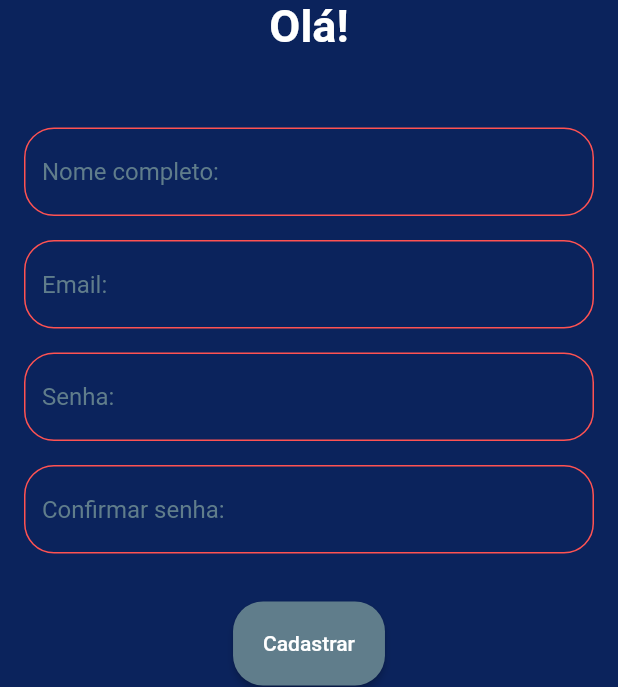
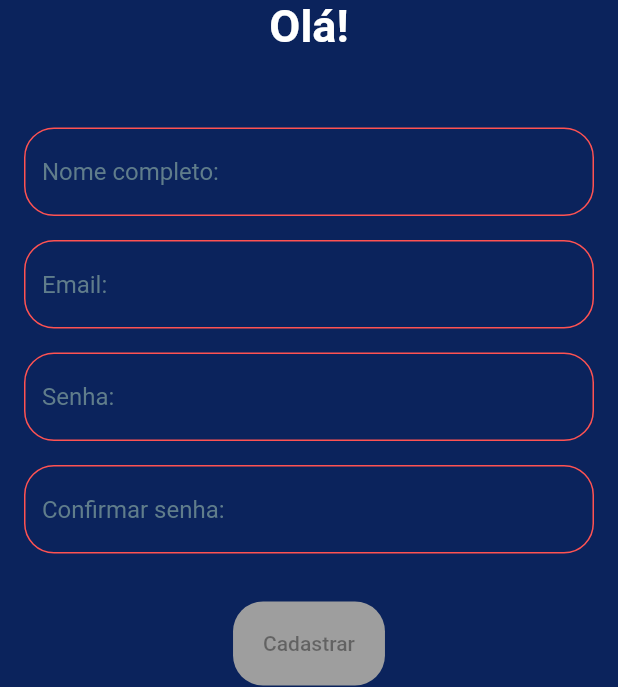
Before and after one commit to henriqquue/FitQuest, a Flutter app: the screen it shows after launch, after a tap on "Não possui cadastro? Clique aqui", on a phone screen of 412 x 824 dp, the part 549-1236 px from its top. Run offline on Flutter 3.47's test engine with Material 2 defaults, Android fonts, the light colour scheme and no system bars; our stand-ins replace flutter_svg.

Commit message:
Adição de validação aos campos de cadastro e pequena correção na tela de login

```diff
--- a/lib/pages/Cadastro.dart
+++ b/lib/pages/Cadastro.dart
@@ -7,10 +7,46 @@ class Cadastro extends StatefulWidget {
   const Cadastro({super.key});
 
   @override
-  State<Cadastro> createState() => _Cadastro();
+  State<Cadastro> createState() => _CadastroState();
 }
 
-class _Cadastro extends State<Cadastro> {
+class _CadastroState extends State<Cadastro> {
+  final TextEditingController _emailController = TextEditingController();
+  final TextEditingController _passwordController = TextEditingController();
+  final TextEditingController _passwordController2 = TextEditingController();
+
+  bool isButtonEnabled = false ;
+
+  @override
+  void initState() {
+    super.initState();
+    _emailController.addListener(_updateButtonState);
+    _passwordController.addListener(_updateButtonState);
+    _passwordController2.addListener(_updateButtonState);
+  }
+
+  void _updateButtonState() {
+    final email = _emailController.text;
+    final password = _passwordController.text;
+    final password2 = _passwordController2.text;
+
+    setState(() {
+      isButtonEnabled = email.contains("@gmail.com") |
+      email.contains("@rede.ulbra.br") |
+      email.contains("@outlook.com") |
+      email.contains("@yahoo.com.brA") && password.length >= 8
+          && password == password2;
+    });
+  }
+
+    void _login() {
+
+      if (isButtonEnabled) {
+        Navigator.pushNamed(context, '/home');
+      }
+
+    }
+
     @override
     Widget build(BuildContext context) {
       return MaterialApp(
@@ -54,6 +90,7 @@ class _Cadastro extends State<Cadastro> {
               SizedBox(height: 16),
               TextFormField(
                 style: TextStyle(color: Colors.white),
+                controller: _emailController,
                 decoration: InputDecoration(
                   hintText: "Email:",
                   hintStyle: TextStyle(color: Colors.blueGrey),
@@ -76,6 +113,7 @@ class _Cadastro extends State<Cadastro> {
               TextFormField(
                 style: TextStyle(color: Colors.white),
                 obscureText: true,
+                controller: _passwordController,
                 decoration: InputDecoration(
                   hintText: "Senha:",
                   hintStyle: TextStyle(color: Colors.blueGrey),
@@ -98,6 +136,7 @@ class _Cadastro extends State<Cadastro> {
               TextFormField(
                 style: TextStyle(color: Colors.white),
                 obscureText: true,
+                controller: _passwordController2,
                 decoration: InputDecoration(
                   hintText: "Confirmar senha:",
                   hintStyle: TextStyle(color: Colors.blueGrey),
@@ -119,10 +158,10 @@ class _Cadastro extends State<Cadastro> {
               SizedBox(height: 32),
               Center(
                 child: ElevatedButton(
-                  onPressed: () {},
+                  onPressed: isButtonEnabled ? _login : null,
                   child: Text('Cadastrar'),
                   style: TextButton.styleFrom(
-                    backgroundColor: Colors.blueGrey,
+                    backgroundColor: isButtonEnabled ? Colors.redAccent : Colors.grey,
                     shape: RoundedRectangleBorder(
                       borderRadius: BorderRadius.circular(20.0),
                     ),
--- a/lib/pages/login.dart
+++ b/lib/pages/login.dart
@@ -27,7 +27,7 @@ class _LoginState extends State<Login> {
       _isButtonEnabled = email.contains("@gmail.com") |
                          email.contains("@rede.ulbra.br") |
                          email.contains("@outlook.com") |
-                         email.contains("@yahoo.com.brA") && password.length >= 8;
+                         email.contains("@yahoo.com.br") && password.length >= 8;
 
     });
   }
```
